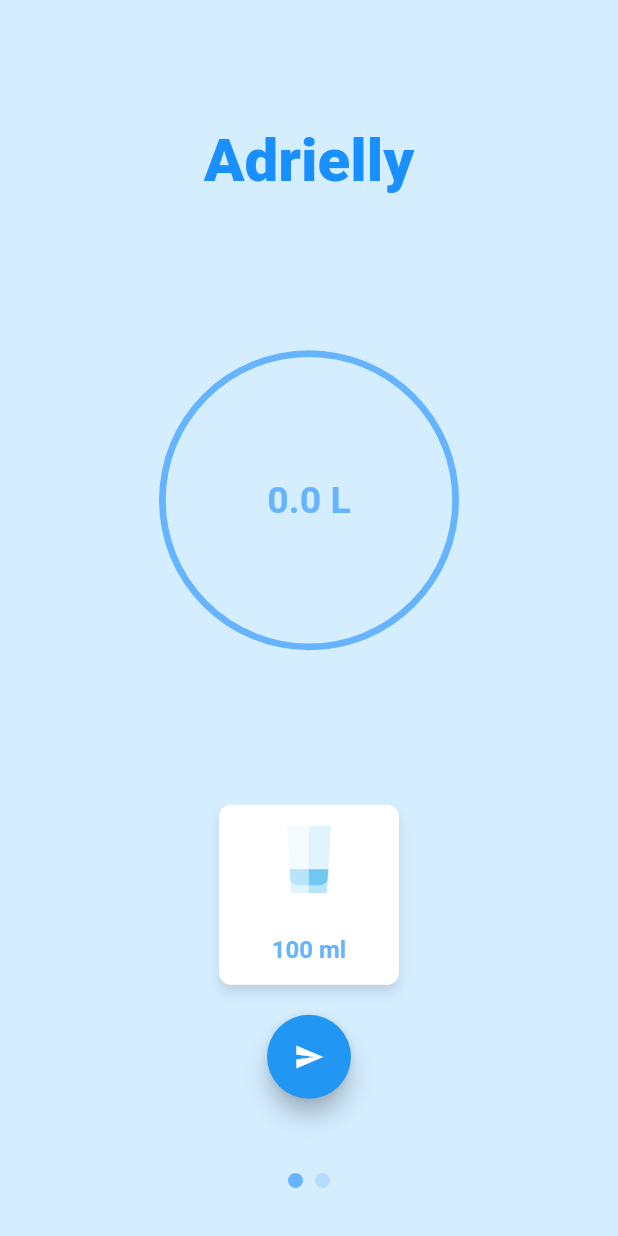
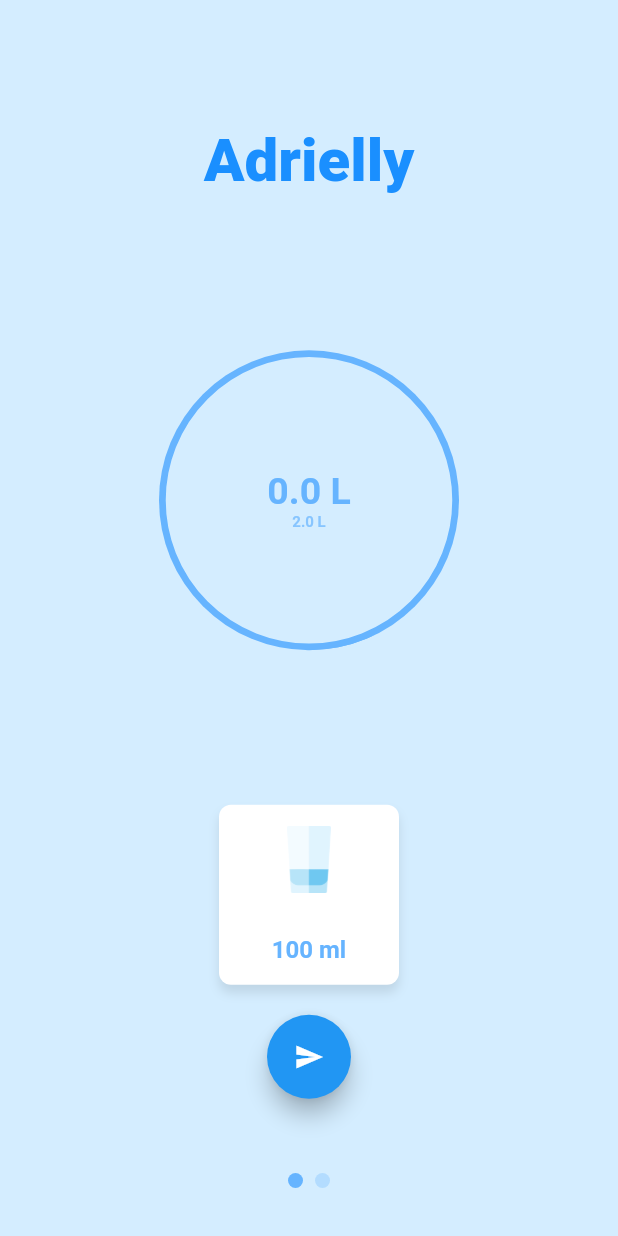
Before and after one commit to arthurgonzaga/drink_water, a Flutter app: the screen it shows after launch, on a phone screen of 412 x 824 dp. Run offline on Flutter 3.47's test engine with Material 2 defaults, Android fonts, the phone set to English and light mode, and no system bars; drawn by our look-alikes of smooth_page_indicator; our stand-ins replace fl_chart, flutter_local_notifications, liquid_progress_indicator, shared_preferences.

Commit message:
Changes on the UI

```diff
--- a/lib/main.dart
+++ b/lib/main.dart
@@ -90,22 +90,46 @@ class MyAppState extends State<MyApp> {
                                   future: getData(),
                                   builder: (context, snapshot) {
                                     if(snapshot.hasData){
+                                      goal = snapshot.data[3];
                                       //[drank, needToDrink, percentage, goal]
                                       return LiquidCircularProgressIndicator(
                                         value: snapshot.data[2], // Defaults to 0.5.
-                                        valueColor: AlwaysStoppedAnimation(Color.fromRGBO(102, 180, 255, 1)), // Defaults to the current Theme's accentColor.
+                                        valueColor: AlwaysStoppedAnimation(
+                                            Color.fromRGBO(102, 180, 255, 1)), // Defaults to the current Theme's accentColor.
                                         backgroundColor: Colors.transparent, // Defaults to the current Theme's backgroundColor.
-                                        borderColor: Color.fromRGBO(102, 180, 255, 1),
+                                        borderColor:
+                                        Color.fromRGBO(102, 180, 255, 1),
                                         borderWidth: 4.5,
                                         direction: Axis.vertical, // The direction the liquid moves (Axis.vertical = bottom to top, Axis.horizontal = left to right). Defaults to Axis.vertical.
-                                        center: Text(
+                                        center: Column(
+                                          mainAxisAlignment: MainAxisAlignment.center,
+                                          children: [
+                                            Text(
                                               "${snapshot.data[0]} L",
                                               style: TextStyle(
-                                              color: (snapshot.data[2]) > 0.45 ? Colors.white : Color.fromRGBO(102, 180, 255, 1),
+                                                  color: (snapshot.data[2]) > 0.45
+                                                      ? Colors.white
+                                                      : Color.fromRGBO(102, 180, 255, 1),
                                                   fontWeight: FontWeight.bold,
                                                   fontSize: 25
                                               ),
                                             ),
+
+                                            (snapshot.data[0]) <= goal
+                                                ? Text(
+                                              "${num.parse(goal.toStringAsFixed(1))} L",
+                                              style: TextStyle(
+                                                  color: (snapshot.data[2]) > 0.45
+                                                      ? Color.fromRGBO(255, 255, 255, 0.7)
+                                                      : Color.fromRGBO(102, 180, 255, 0.7),
+                                                  fontWeight: FontWeight.bold,
+                                                  fontSize: 10
+                                              ),
+                                            )
+                                                : Container()
+
+                                          ],
+                                        )
                                       );
                                     }else{
                                       return Container(width: 0,height: 0,);
@@ -178,6 +202,7 @@ class MyAppState extends State<MyApp> {
 
                                   );
                                   setState(() {
+                                    getData();
                                     resetManually();
                                   });
                                 },
```
Lines whose indentation alone changed are shown as unchanged.
